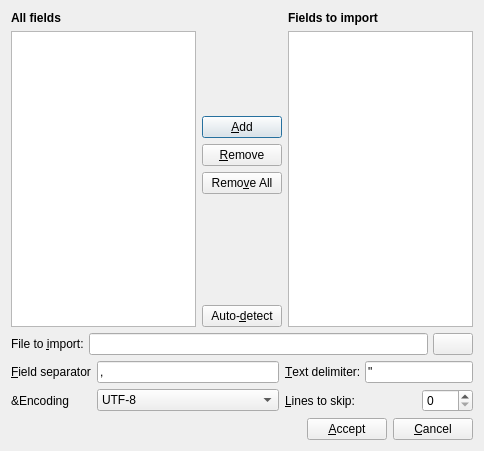
Above: Koo/ui/win_import.ui from xrg/openerp-client-kde before the change. Below: the same form after it.
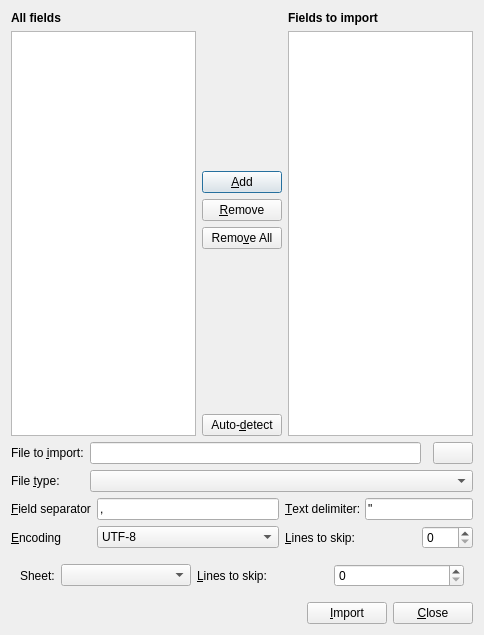
That is the form after the change. Icons and pictures are not drawn.

Commit message: [IMP] In ImportDialog.py, support import of Excel XLS files if xlrd python library is available.

The edit to the form file:
```diff
--- a/Koo/ui/win_import.ui
+++ b/Koo/ui/win_import.ui
@@ -4,12 +4,12 @@
   <property name="windowModality" >
    <enum>Qt::ApplicationModal</enum>
   </property>
-  <property name="geometry" >
+  <property name="geometry">
    <rect>
     <x>0</x>
     <y>0</y>
     <width>484</width>
-    <height>451</height>
+    <height>635</height>
    </rect>
   </property>
   <property name="windowTitle" >
@@ -143,13 +143,10 @@
     </layout>
    </item>
    <item>
-    <layout class="QHBoxLayout" >
-     <property name="spacing" >
-      <number>5</number>
-     </property>
-     <item>
-      <widget class="QLabel" name="label_3" >
-       <property name="text" >
+    <layout class="QGridLayout" name="gridLayout">
+     <item row="0" column="0">
+      <widget class="QLabel" name="label_3">
+       <property name="text">
         <string>File to &amp;import:</string>
        </property>
        <property name="buddy" >
@@ -157,24 +154,43 @@
        </property>
       </widget>
      </item>
-     <item>
-      <widget class="QLineEdit" name="uiFileName" />
+     <item row="0" column="1">
+      <widget class="QLineEdit" name="uiFileName"/>
      </item>
-     <item>
-      <widget class="QPushButton" name="pushOpenFile" >
-       <property name="icon" >
-        <iconset resource="common.qrc" >
+     <item row="0" column="3">
+      <widget class="QPushButton" name="pushOpenFile">
+       <property name="icon">
+        <iconset resource="common.qrc">
          <normaloff>:/images/open.png</normaloff>:/images/open.png</iconset>
        </property>
       </widget>
      </item>
+     <item row="1" column="1" colspan="3">
+      <widget class="QComboBox" name="uiFileFormat"/>
+     </item>
+     <item row="1" column="0">
+      <widget class="QLabel" name="label_9">
+       <property name="text">
+        <string>File &amp;type:</string>
+       </property>
+       <property name="buddy">
+        <cstring>uiFileFormat</cstring>
+       </property>
+      </widget>
+     </item>
     </layout>
    </item>
    <item>
-    <layout class="QGridLayout" >
-     <item row="0" column="0" >
-      <widget class="QLabel" name="label_4" >
-       <property name="text" >
+    <widget class="QWidget" name="uiCsvContainer" native="true">
+     <layout class="QHBoxLayout" name="horizontalLayout">
+      <property name="margin">
+       <number>0</number>
+      </property>
+      <item>
+       <layout class="QGridLayout" name="_2">
+        <item row="1" column="0">
+         <widget class="QLabel" name="label_4">
+          <property name="text">
         <string>&amp;Field separator</string>
        </property>
        <property name="buddy" >
@@ -182,16 +198,16 @@
        </property>
       </widget>
      </item>
-     <item row="0" column="1" >
-      <widget class="QLineEdit" name="uiFieldSeparator" >
-       <property name="text" >
+        <item row="1" column="1">
+         <widget class="QLineEdit" name="uiFieldSeparator">
+          <property name="text">
         <string>,</string>
        </property>
       </widget>
      </item>
-     <item row="0" column="2" >
-      <widget class="QLabel" name="label_6" >
-       <property name="text" >
+        <item row="1" column="2">
+         <widget class="QLabel" name="label_6">
+          <property name="text">
         <string>&amp;Text delimiter:</string>
        </property>
        <property name="buddy" >
@@ -199,23 +215,26 @@
        </property>
       </widget>
      </item>
-     <item row="0" column="3" colspan="2" >
-      <widget class="QLineEdit" name="uiTextDelimiter" >
-       <property name="text" >
-        <string>"</string>
+        <item row="1" column="3" colspan="2">
+         <widget class="QLineEdit" name="uiTextDelimiter">
+          <property name="text">
+           <string>&quot;</string>
        </property>
       </widget>
      </item>
-     <item row="1" column="0" >
-      <widget class="QLabel" name="label_5" >
-       <property name="text" >
+        <item row="2" column="0">
+         <widget class="QLabel" name="label_5">
+          <property name="text">
         <string>&amp;Encoding</string>
        </property>
-      </widget>
-     </item>
-     <item row="1" column="2" colspan="2" >
-      <widget class="QLabel" name="label_7" >
-       <property name="text" >
+          <property name="buddy">
+           <cstring>uiEncoding</cstring>
+          </property>
+         </widget>
+        </item>
+        <item row="2" column="2" colspan="2">
+         <widget class="QLabel" name="label_7">
+          <property name="text">
         <string>&amp;Lines to skip:</string>
        </property>
        <property name="buddy" >
@@ -223,11 +242,11 @@
        </property>
       </widget>
      </item>
-     <item row="1" column="4" >
-      <widget class="QSpinBox" name="uiLinesToSkip" />
-     </item>
-     <item row="1" column="1" >
-      <widget class="QComboBox" name="uiEncoding" >
+        <item row="2" column="4">
+         <widget class="QSpinBox" name="uiLinesToSkip"/>
+        </item>
+        <item row="2" column="1">
+         <widget class="QComboBox" name="uiEncoding">
        <item>
         <property name="text" >
          <string>UTF-8</string>
@@ -242,8 +261,49 @@
      </item>
     </layout>
    </item>
+     </layout>
+    </widget>
+   </item>
    <item>
-    <layout class="QHBoxLayout" >
+    <widget class="QWidget" name="uiSpreadSheetContainer" native="true">
+     <layout class="QGridLayout" name="gridLayout_2">
+      <item row="0" column="0">
+       <widget class="QLabel" name="label_8">
+        <property name="sizePolicy">
+         <sizepolicy hsizetype="Fixed" vsizetype="Preferred">
+          <horstretch>0</horstretch>
+          <verstretch>0</verstretch>
+         </sizepolicy>
+        </property>
+        <property name="text">
+         <string>Sheet:</string>
+        </property>
+        <property name="buddy">
+         <cstring>uiSpreadSheetSheet</cstring>
+        </property>
+       </widget>
+      </item>
+      <item row="0" column="1">
+       <widget class="QComboBox" name="uiSpreadSheetSheet"/>
+      </item>
+      <item row="0" column="2">
+       <widget class="QLabel" name="label_10">
+        <property name="text">
+         <string>&amp;Lines to skip:</string>
+        </property>
+        <property name="buddy">
+         <cstring>uiLinesToSkip</cstring>
+        </property>
+       </widget>
+      </item>
+      <item row="0" column="3">
+       <widget class="QSpinBox" name="uiSpreadSheetLinesToSkip"/>
+      </item>
+     </layout>
+    </widget>
+   </item>
+   <item>
+    <layout class="QHBoxLayout">
      <item>
       <spacer>
        <property name="orientation" >
@@ -258,9 +318,9 @@
       </spacer>
      </item>
      <item>
-      <widget class="QPushButton" name="pushAccept" >
-       <property name="text" >
-        <string>&amp;Accept</string>
+      <widget class="QPushButton" name="pushImport">
+       <property name="text">
+        <string>&amp;Import</string>
        </property>
        <property name="icon" >
         <iconset resource="common.qrc" >
@@ -269,9 +329,9 @@
       </widget>
      </item>
      <item>
-      <widget class="QPushButton" name="pushCancel" >
-       <property name="text" >
-        <string>&amp;Cancel</string>
+      <widget class="QPushButton" name="pushClose">
+       <property name="text">
+        <string>&amp;Close</string>
        </property>
        <property name="icon" >
         <iconset resource="common.qrc" >
```
Left out of the diff: 116 changed lines with no effect on the pictures. Lines whose indentation alone changed are shown as unchanged. The commit also changes 1 other file.
